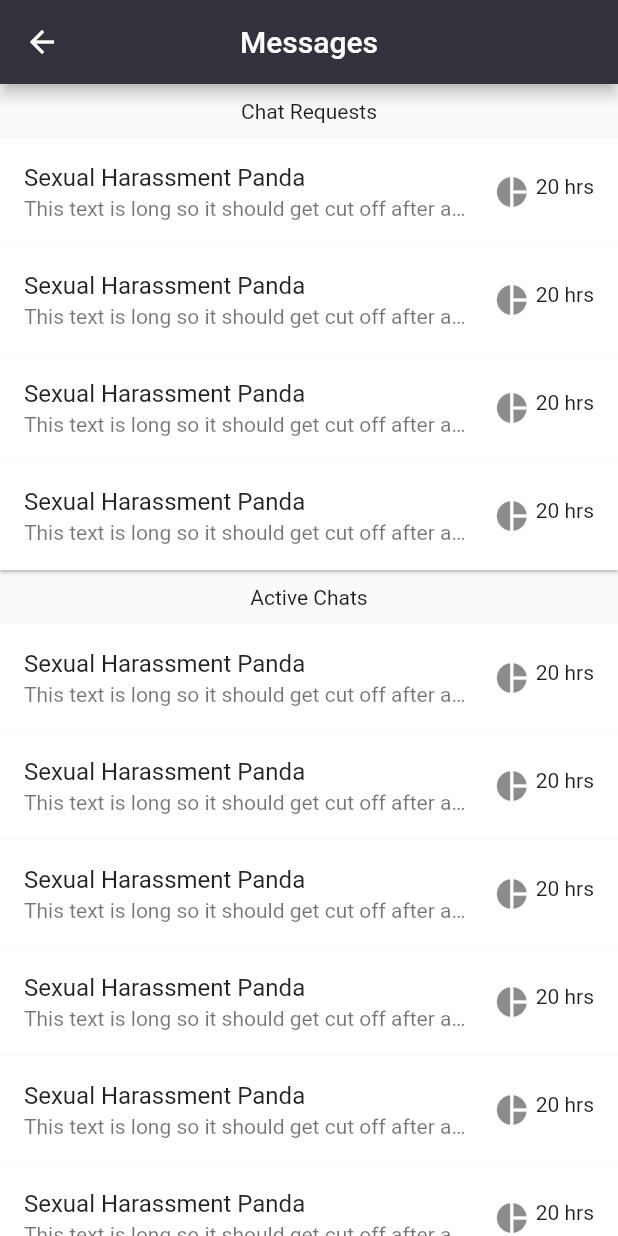
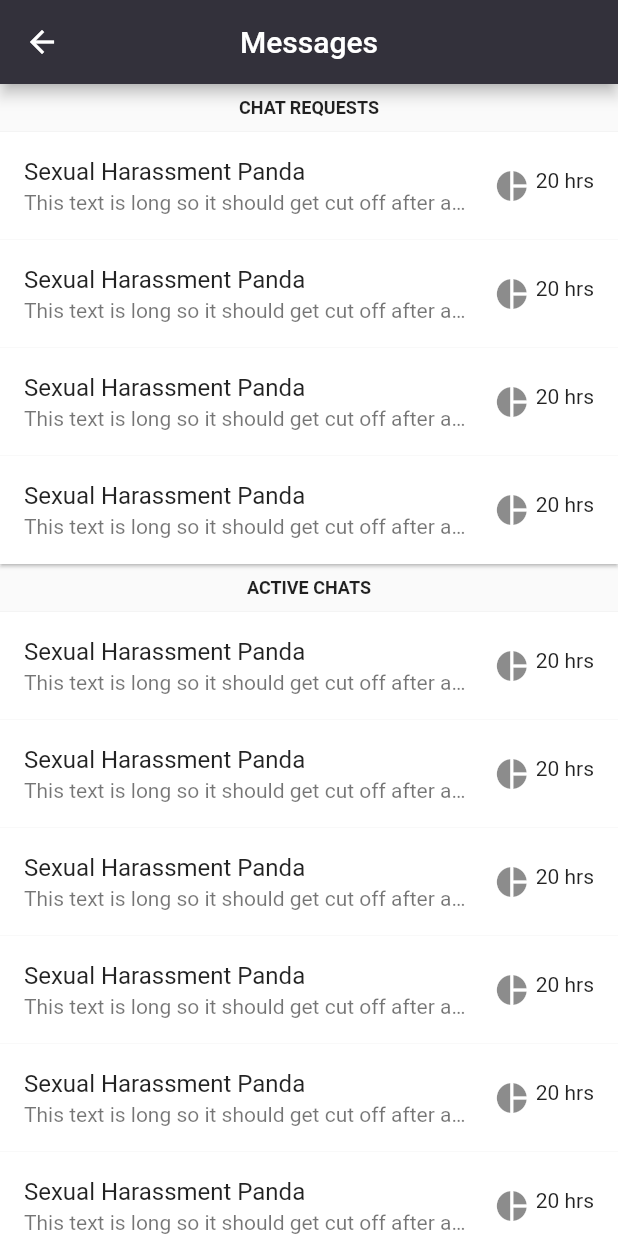
Before and after one commit to AlexHartford/oneword, a Flutter app: the Message screen opened directly, on a phone screen of 412 x 824 dp. Run offline on Flutter 3.47's test engine with Material 2 defaults, Android fonts, the phone set to English and light mode, and no system bars; our stand-ins replace device_info, firebase_auth, flutter_hooks, font_awesome_flutter, shared_preferences; accounts and stored records are empty; network calls fail.

Commit message:
initial settings stuff

```diff
--- a/lib/app_text.dart
+++ b/lib/app_text.dart
@@ -1,7 +1,7 @@
 import 'package:flutter/material.dart';
 
 const SECURE_ACCOUNT_BANNER_TEXT = Text(
-  'Secure your account now to make it recoverable.  This does not require any information that could be used to identify you.'
+  'Secure your account now to make it recoverable.\n\nThis does not require any information that could be used to identify you.'
 );
 
 // ignore: non_constant_identifier_names
--- /dev/null
+++ b/lib/src/general/text_divider.dart
@@ -0,0 +1,38 @@
+import 'package:flutter/material.dart';
+
+enum TextAlign { Left, Center }
+
+class TextDivider extends StatelessWidget {
+  final String text;
+  final TextAlign align;
+
+  TextDivider({Key key, @required this.text, @required this.align}) : super(key: key);
+
+  @override
+  Widget build(BuildContext context) {
+    return Row(
+      children: [
+        if (this.align == TextAlign.Center) Expanded(
+          child: Divider(
+            color: Colors.transparent,
+            height: 32.0,
+          ),
+        ),
+        if (this.align == TextAlign.Left) SizedBox(width: 16),
+        Text(
+          this.text.toUpperCase(),
+          style: TextStyle(
+            fontWeight: FontWeight.bold,
+            fontSize: 12
+          )
+        ),
+        Expanded(
+          child: Divider(
+            color: Colors.transparent,
+            height: 32.0,
+          ),
+        )
+      ],
+    );
+  }
+}
--- a/lib/src/router.dart
+++ b/lib/src/router.dart
@@ -1,5 +1,6 @@
 import 'package:flutter/material.dart';
 import 'package:oneword/src/tabs/account/finalize/view.dart';
+import 'package:oneword/src/tabs/account/settings.dart';
 import 'package:oneword/src/tabs/feed/view.dart';
 import 'package:oneword/src/landing.dart';
 import 'package:oneword/src/tabs/post/text.dart';
@@ -16,6 +17,8 @@ class Router {
         return MaterialPageRoute(builder: (_) => TextPost());
       case Finalize.route:
         return MaterialPageRoute(builder: (_) => Finalize());
+      case Settings.route:
+        return MaterialPageRoute(builder: (_) => Settings());
       default:
         // TODO: Log this in some more meaningful way
         print('\n\n*****\nBAD ROUTE\n*****\n\n');
--- a/lib/src/tabs/account/view.dart
+++ b/lib/src/tabs/account/view.dart
@@ -1,4 +1,5 @@
 import 'package:flutter/material.dart';
+import 'package:oneword/src/tabs/account/settings_button.dart';
 import 'package:provider/provider.dart';
 
 import 'package:oneword/src/state/user.dart';
@@ -20,6 +21,9 @@ class Account extends StatelessWidget {
         child: AppBar(
           title: Text('Account'),
           centerTitle: true,
+          actions: [
+            SettingsButton()
+          ],
           flexibleSpace: Header(),
         ),
       ),
--- a/lib/src/tabs/message/text_divider.dart
+++ /dev/null
@@ -1,28 +0,0 @@
-import 'package:flutter/material.dart';
-
-class TextDivider extends StatelessWidget {
-  final String text;
-
-  TextDivider({Key key, this.text}) : super(key: key);
-
-  @override
-  Widget build(BuildContext context) {
-    return Row(
-      children: [
-        Expanded(
-          child: Divider(
-            color: Colors.transparent,
-            height: 36.0,
-          ),
-        ),
-        Text(this.text),
-        Expanded(
-          child: Divider(
-            color: Colors.transparent,
-            height: 36.0,
-          ),
-        )
-      ],
-    );
-  }
-}
--- a/lib/src/tabs/message/view.dart
+++ b/lib/src/tabs/message/view.dart
@@ -1,7 +1,7 @@
 import 'package:flutter/material.dart';
 
 import 'package:oneword/src/tabs/message/contact.dart';
-import 'package:oneword/src/tabs/message/text_divider.dart';
+import 'package:oneword/src/general/text_divider.dart';
 
 class Message extends StatelessWidget {
   Message({Key key}) : super(key: key);
@@ -23,12 +23,12 @@ class Message extends StatelessWidget {
         child: ListView(
           physics: const AlwaysScrollableScrollPhysics(),
           children: <Widget>[
-            TextDivider(text: 'Chat Requests'),
+            TextDivider(text: 'Chat Requests', align: TextAlign.Center),
             Contact(),
             Contact(),
             Contact(),
             Contact(),
-            TextDivider(text: 'Active Chats'),
+            TextDivider(text: 'Active Chats', align: TextAlign.Center),
             Contact(),
             Contact(),
             Contact(),
--- a/pubspec.yaml
+++ b/pubspec.yaml
@@ -34,6 +34,7 @@ dependencies:
   firebase_core: ^0.4.4+3
   firebase_auth: ^0.16.0
   firebase_analytics: ^5.0.2
+  shared_preferences: ^0.5.7
 
 dev_dependencies:
   flutter_test:
```
Also changed, not shown: lib/src/state/preferences.dart (added, +20 -0 lines), lib/src/tabs/account/finalize_banner.dart (+22 -5 lines), lib/src/tabs/account/settings.dart (added, +65 -0 lines), lib/src/tabs/account/settings_button.dart (added, +15 -0 lines), pubspec.lock.
